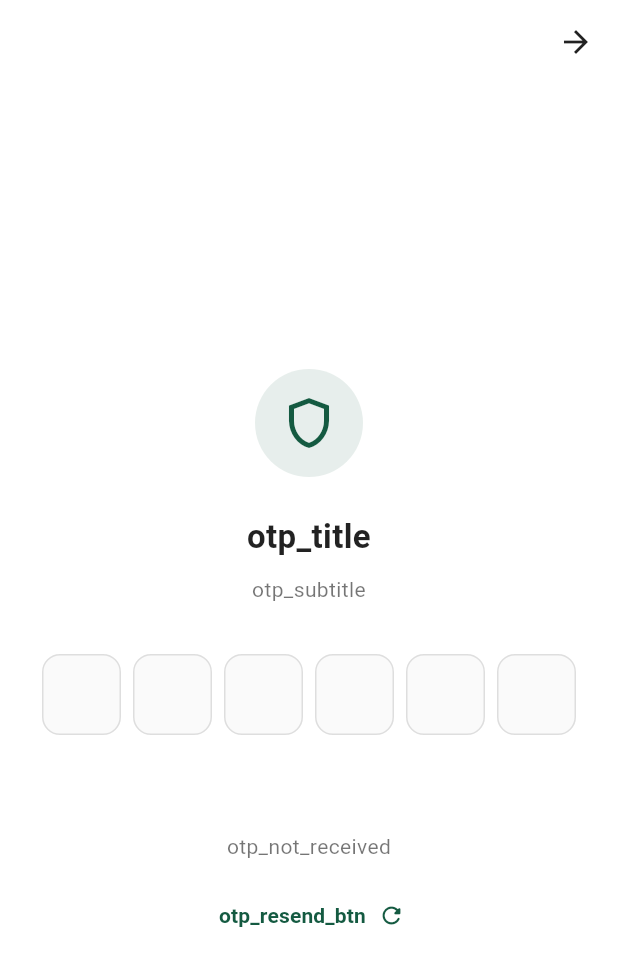
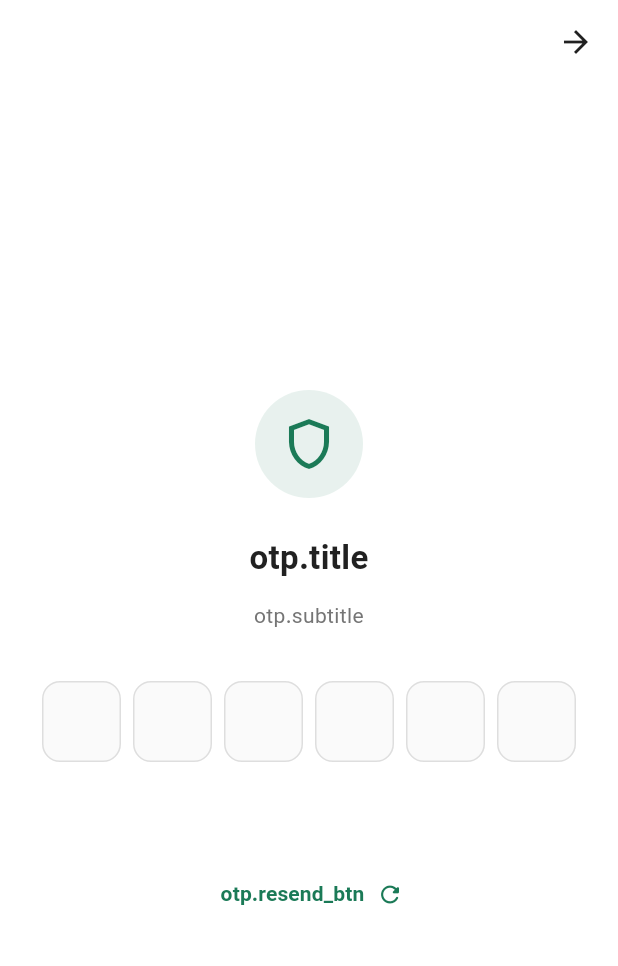
Before and after one commit to farhadrasa78-a11y/Safir_Mosafir, a Flutter app: the OTPScreen screen opened directly with empty values, on a phone screen of 412 x 824 dp. Shown: the top 966 px of the screen. Run offline on Flutter 3.47's test engine with Material 3 defaults, Android fonts, the phone set to English and light mode, and no system bars; drawn by our look-alikes of pinput; our stand-ins replace cloud_firestore, connectivity_plus, easy_localization, firebase_auth, firebase_core, firebase_database and 10 more; missing offline and left inert: flutter_stripe, maplibre_gl, restart_app; accounts and stored records are empty; network calls fail.

Commit message:
Update otp_screen.dart

```diff
--- a/lib/authentication/otp_screen.dart
+++ b/lib/authentication/otp_screen.dart
@@ -1,12 +1,14 @@
 import 'package:flutter/material.dart';
 import 'package:pinput/pinput.dart';
 import 'package:provider/provider.dart';
+import 'package:easy_localization/easy_localization.dart';
+
 import 'package:safir_passengers/appInfo/auth_provider.dart';
 import 'package:safir_passengers/authentication/user_information_screen.dart';
 import 'package:safir_passengers/methods/common_methods.dart';
 import 'package:safir_passengers/pages/blocked_screen.dart';
 import 'package:safir_passengers/pages/safir_home_screen.dart';
-import 'package:safir_passengers/global/global_var.dart';
+import 'package:safir_passengers/theme/app_colors.dart';
 
 class OTPScreen extends StatefulWidget {
   final String verificationId;
@@ -16,27 +18,21 @@ class OTPScreen extends StatefulWidget {
   State<OTPScreen> createState() => _OTPScreenState();
 }
 
-CommonMethods commonMethods = CommonMethods();
-
 class _OTPScreenState extends State<OTPScreen> {
   String? smsCode;
-
-  // پالت رنگی مرجع پروژه
-  final Color safirBrandColor = const Color(0xFF145A41);
-  final Color successColor = const Color(0xFF22C55E);
+  CommonMethods commonMethods = CommonMethods();
 
   @override
   Widget build(BuildContext context) {
     final authRepo = Provider.of<AuthenticationProvider>(context, listen: true);
 
-    // تم مدرن برای فیلدهای ورود کد OTP
     final defaultPinTheme = PinTheme(
       width: 54,
       height: 54,
       textStyle: const TextStyle(
         fontSize: 22,
         fontWeight: FontWeight.bold,
-        color: Colors.black87,
+        color: AppColors.textPrimary,
       ),
       decoration: BoxDecoration(
         borderRadius: BorderRadius.circular(12),
@@ -51,7 +47,7 @@ class _OTPScreenState extends State<OTPScreen> {
         backgroundColor: Colors.transparent,
         elevation: 0,
         leading: IconButton(
-          icon: const Icon(Icons.arrow_back, color: Colors.black87),
+          icon: const Icon(Icons.arrow_back, color: AppColors.textPrimary),
           onPressed: () => Navigator.pop(context),
         ),
       ),
@@ -65,34 +61,22 @@ class _OTPScreenState extends State<OTPScreen> {
                 Container(
                   padding: const EdgeInsets.all(16),
                   decoration: BoxDecoration(
-                    color: safirBrandColor.withOpacity(0.1),
+                    color: AppColors.primaryBrand.withOpacity(0.1),
                     shape: BoxShape.circle,
                   ),
-                  child: Icon(
-                    Icons.shield_outlined,
-                    color: safirBrandColor,
-                    size: 40,
-                  ),
+                  child: const Icon(Icons.shield_outlined, color: AppColors.primaryBrand, size: 40),
                 ),
                 const SizedBox(height: 24),
 
                 Text(
-                  getTranslation(context, "otp_title"),
-                  style: const TextStyle(
-                    fontSize: 22,
-                    fontWeight: FontWeight.bold,
-                    color: Colors.black87,
-                  ),
+                  'otp.title'.tr(),
+                  style: const TextStyle(fontSize: 22, fontWeight: FontWeight.bold, color: AppColors.textPrimary),
                 ),
                 const SizedBox(height: 10),
                 Text(
-                  getTranslation(context, "otp_subtitle"),
+                  'otp.subtitle'.tr(),
                   textAlign: TextAlign.center,
-                  style: const TextStyle(
-                    fontSize: 14,
-                    color: Colors.black54,
-                    height: 1.5,
-                  ),
+                  style: const TextStyle(fontSize: 14, color: AppColors.textSecondary, height: 1.5),
                 ),
                 const SizedBox(height: 32),
 
@@ -102,68 +86,40 @@ class _OTPScreenState extends State<OTPScreen> {
                   defaultPinTheme: defaultPinTheme,
                   focusedPinTheme: defaultPinTheme.copyWith(
                     decoration: defaultPinTheme.decoration!.copyWith(
-                      border: Border.all(color: safirBrandColor, width: 1.5),
+                      border: Border.all(color: AppColors.primaryBrand, width: 1.5),
                       color: Colors.white,
                     ),
                   ),
                   submittedPinTheme: defaultPinTheme.copyWith(
                     decoration: defaultPinTheme.decoration!.copyWith(
-                      border: Border.all(color: safirBrandColor),
-                      color: safirBrandColor.withOpacity(0.05),
+                      border: Border.all(color: AppColors.primaryBrand),
+                      color: AppColors.primaryBrand.withOpacity(0.05),
                     ),
                   ),
                   onCompleted: (value) {
-                    setState(() {
-                      smsCode = value;
-                    });
+                    setState(() => smsCode = value);
                     verifyOTP(smsCode: smsCode!);
                   },
                 ),
-
                 const SizedBox(height: 32),
 
                 if (authRepo.isLoading)
-                  CircularProgressIndicator(
-                    color: safirBrandColor,
-                  )
+                  const CircularProgressIndicator(color: AppColors.primaryBrand)
                 else if (authRepo.isSuccessful)
                   Container(
                     height: 44,
                     width: 44,
-                    decoration: BoxDecoration(
-                      shape: BoxShape.circle,
-                      color: successColor,
-                    ),
-                    child: const Icon(
-                      Icons.done,
-                      color: Colors.white,
-                      size: 26,
-                    ),
+                    decoration: const BoxDecoration(shape: BoxShape.circle, color: Colors.green),
+                    child: const Icon(Icons.done, color: Colors.white, size: 26),
                   ),
-
                 const SizedBox(height: 32),
 
-                Text(
-                  getTranslation(context, "otp_not_received"),
-                  style: const TextStyle(
-                    fontSize: 14,
-                    color: Colors.black54,
-                  ),
-                ),
-                const SizedBox(height: 12),
-
                 TextButton.icon(
-                  onPressed: () {
-                    // منطق ارسال مجدد کد
-                  },
-                  icon: Icon(Icons.refresh_rounded, size: 18, color: safirBrandColor),
+                  onPressed: () {},
+                  icon: const Icon(Icons.refresh_rounded, size: 18, color: AppColors.primaryBrand),
                   label: Text(
-                    getTranslation(context, "otp_resend_btn"),
-                    style: TextStyle(
-                      fontSize: 14,
-                      fontWeight: FontWeight.bold,
-                      color: safirBrandColor,
-                    ),
+                    'otp.resend_btn'.tr(),
+                    style: const TextStyle(fontSize: 14, fontWeight: FontWeight.bold, color: AppColors.primaryBrand),
                   ),
                 ),
               ],
@@ -200,10 +156,7 @@ class _OTPScreenState extends State<OTPScreen> {
 
             if (isBlocked) {
               if (!mounted) return;
-              Navigator.pushReplacement(
-                context,
-                MaterialPageRoute(builder: (context) => const BlockedScreen()),
-              );
+              Navigator.pushReplacement(context, MaterialPageRoute(builder: (context) => const BlockedScreen()));
               return;
             }
 
@@ -224,17 +177,11 @@ class _OTPScreenState extends State<OTPScreen> {
               navigate(isSingedIn: true);
             } else {
               navigate(isSingedIn: false);
-              if (!mounted) return;
-              commonMethods.displaySnackBar(
-                getTranslation(context, "complete_info_warning"),
-                context,
-              );
             }
           } else {
             navigate(isSingedIn: false);
           }
         } catch (globalError) {
-          debugPrint("Global login error: $globalError");
           navigate(isSingedIn: false);
         }
       },
@@ -243,15 +190,9 @@ class _OTPScreenState extends State<OTPScreen> {
 
   void navigate({required bool isSingedIn}) {
     if (isSingedIn) {
-      Navigator.pushAndRemoveUntil(
-          context,
-          MaterialPageRoute(builder: (context) => const SafirHomeScreen()),
-          (route) => false);
+      Navigator.pushAndRemoveUntil(context, MaterialPageRoute(builder: (context) => const SafirHomeScreen()), (route) => false);
     } else {
-      Navigator.push(
-          context,
-          MaterialPageRoute(
-              builder: (context) => const UserInformationScreen()));
+      Navigator.push(context, MaterialPageRoute(builder: (context) => const UserInformationScreen()));
     }
   }
 }
```
